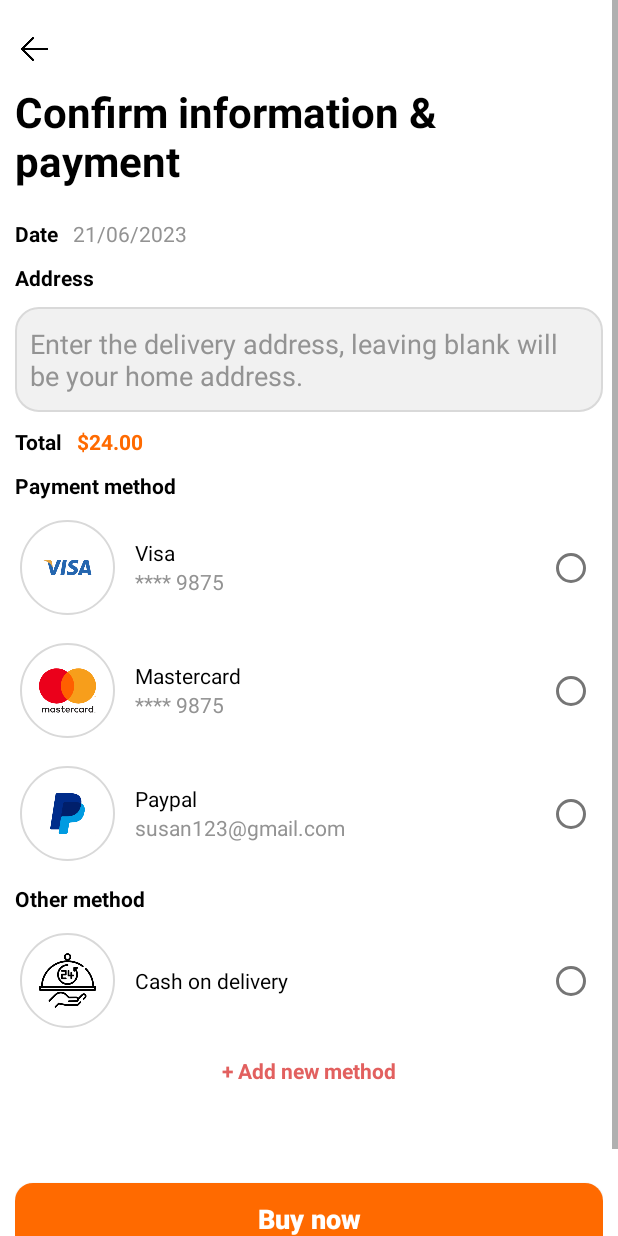
After one commit to minhman293/Food_Ordering_Spoon, an Android app: the PaymentActivity screen opened directly, with no data from a screen before it, on a phone screen of 412 x 824 dp. The commit adds this screen. Run offline under Robolectric (Android 15) with nearby library versions, the phone set to English and light mode, and no system bars.

Commit message:
create new branch fix payment radio button

```diff
--- /dev/null
+++ b/app/src/main/java/com/man293/food_ordering_spoon/activities/PaymentActivity.java
@@ -0,0 +1,16 @@
+package com.man293.food_ordering_spoon.activities;
+
+import androidx.appcompat.app.AppCompatActivity;
+
+import android.os.Bundle;
+
+import com.man293.food_ordering_spoon.R;
+
+public class PaymentActivity extends AppCompatActivity {
+
+    @Override
+    protected void onCreate(Bundle savedInstanceState) {
+        super.onCreate(savedInstanceState);
+        setContentView(R.layout.activity_payment);
+    }
+}
--- a/app/src/main/java/com/man293/food_ordering_spoon/fragments/CartFragment.java
+++ b/app/src/main/java/com/man293/food_ordering_spoon/fragments/CartFragment.java
@@ -1,5 +1,6 @@
 package com.man293.food_ordering_spoon.fragments;
 
+import android.content.Intent;
 import android.os.Bundle;
 
 import androidx.appcompat.widget.AppCompatButton;
@@ -14,6 +15,7 @@ import android.widget.ImageButton;
 
 import com.google.android.material.bottomsheet.BottomSheetDialog;
 import com.man293.food_ordering_spoon.R;
+import com.man293.food_ordering_spoon.activities.PaymentActivity;
 
 public class CartFragment extends Fragment {
     public CartFragment() { }
@@ -26,6 +28,13 @@ public class CartFragment extends Fragment {
         deleteButton.setOnClickListener(v -> {
            showDialog();
         });
+
+
+        AppCompatButton cartCheckoutBtn = view.findViewById(R.id.cartCheckoutBtn);
+        cartCheckoutBtn.setOnClickListener(v -> {
+            startActivity(new Intent(getContext(), PaymentActivity.class));
+        });
+
 
         return view;
     }
--- a/app/src/main/res/drawable/background_gray_round.xml
+++ b/app/src/main/res/drawable/background_gray_round.xml
@@ -2,5 +2,5 @@
 <shape android:shape="rectangle" xmlns:android="http://schemas.android.com/apk/res/android">
     <solid android:color="@color/whitegray"/>
     <stroke android:width="1dp" android:color="@color/lightgray"/>
-    <corners android:radius="20dp"/>
+    <corners android:radius="15dp"/>
 </shape>
--- a/app/src/main/res/drawable/background_orange_rounded.xml
+++ /dev/null
@@ -1,5 +0,0 @@
-<?xml version="1.0" encoding="utf-8"?>
-<shape android:shape="rectangle" xmlns:android="http://schemas.android.com/apk/res/android">
-    <solid android:color="@color/orange" />
-    <corners android:radius="1000dp"/>
-</shape>
--- /dev/null
+++ b/app/src/main/res/drawable/custom_radio_button.xml
@@ -0,0 +1,26 @@
+<?xml version="1.0" encoding="utf-8"?>
+<selector xmlns:android="http://schemas.android.com/apk/res/android">
+    <item android:state_checked="true">
+        <layer-list xmlns:android="http://schemas.android.com/apk/res/android" >
+            <item>
+                <shape android:shape="rectangle" >
+                    <padding android:top="7dp" android:bottom="7dp" android:left="7dp" android:right="7dp"/>
+                    <solid android:color="@color/orange" />
+                    <corners android:radius="1000dp"/>
+                </shape>
+            </item>
+            <item>
+                <shape android:shape="oval" >
+                    <solid android:color="@color/white" />
+                </shape>
+            </item>
+        </layer-list>
+    </item>
+    <item android:state_checked="false">
+        <shape android:shape="oval" xmlns:android="http://schemas.android.com/apk/res/android">
+            <stroke android:width="1dp" android:color="@color/lightgray"/>
+            <corners android:radius="1000dp"/>
+            <solid android:color="@color/white"/>
+        </shape>
+    </item>
+</selector>
--- /dev/null
+++ b/app/src/main/res/layout/activity_payment.xml
@@ -0,0 +1,264 @@
+<?xml version="1.0" encoding="utf-8"?>
+<androidx.constraintlayout.widget.ConstraintLayout xmlns:android="http://schemas.android.com/apk/res/android"
+    xmlns:app="http://schemas.android.com/apk/res-auto"
+    xmlns:tools="http://schemas.android.com/tools"
+    android:layout_width="match_parent"
+    android:layout_height="match_parent"
+    tools:context=".activities.PaymentActivity">
+    <ScrollView
+        android:layout_width="match_parent"
+        android:layout_height="match_parent"
+        >
+        <LinearLayout
+            android:layout_width="match_parent"
+            android:layout_height="match_parent"
+            android:orientation="vertical"
+            android:layout_margin="@dimen/pad"
+            >
+            <ImageButton
+                android:layout_width="45dp"
+                android:layout_height="45dp"
+                android:paddingTop="10dp"
+                android:paddingRight="10dp"
+                android:paddingBottom="10dp"
+                android:src="@drawable/back_black"
+                android:scaleType="fitStart"
+                android:background="@color/white"
+                />
+
+            <TextView
+                android:layout_width="wrap_content"
+                android:layout_height="wrap_content"
+                android:text="Confirm information &amp; payment"
+                style="@style/heading"
+                android:layout_marginBottom="20dp"
+                />
+            <LinearLayout
+                android:layout_width="wrap_content"
+                android:layout_height="wrap_content"
+                android:orientation="horizontal"
+                android:layout_marginBottom="10dp"
+                >
+                <TextView
+                    android:text="Date"
+                    style="@style/small_heading"
+                    />
+                <TextView
+                    android:layout_width="wrap_content"
+                    android:layout_height="wrap_content"
+                    android:layout_marginStart="@dimen/pad"
+                    android:text="21/06/2023"
+                    />
+            </LinearLayout>
+            <TextView
+                android:text="Address"
+                style="@style/small_heading"
+                android:layout_marginBottom="10dp"
+                />
+
+            <EditText
+                android:layout_width="match_parent"
+                android:layout_height="wrap_content"
+                android:minHeight="70dp"
+                android:gravity="top"
+                android:text="@string/address"
+                android:background="@drawable/background_gray_round"
+                android:textColor="@color/gray"
+                android:paddingHorizontal="10dp"
+                android:paddingVertical="12dp"
+                android:layout_marginBottom="10dp"
+                />
+
+            <LinearLayout
+                android:layout_width="wrap_content"
+                android:layout_height="wrap_content"
+                android:orientation="horizontal"
+                android:layout_marginBottom="10dp"
+                >
+                <TextView
+                    android:text="Total"
+                    style="@style/small_heading"
+                    />
+                <TextView
+                    android:layout_marginStart="@dimen/pad"
+                    android:text="$24.00"
+                    style="@style/small_heading"
+                    android:textColor="@color/orange"
+                    />
+            </LinearLayout>
+            <TextView
+                android:text="Payment method"
+                style="@style/small_heading"
+                android:layout_marginBottom="10dp"
+                />
+            <RadioGroup
+                android:layout_width="match_parent"
+                android:layout_height="wrap_content"
+                android:paddingRight="@dimen/pad"
+                >
+                <LinearLayout
+                    android:layout_width="match_parent"
+                    android:layout_height="match_parent"
+                    android:orientation="horizontal"
+                    android:layout_marginBottom="12dp"
+                    >
+                    <com.google.android.material.imageview.ShapeableImageView
+                        android:src="@drawable/visa_logo"
+                        style="@style/payment_logo"
+                        app:shapeAppearanceOverlay="@style/image_rounded"
+                        />
+                    <LinearLayout
+                        android:layout_width="wrap_content"
+                        android:layout_height="wrap_content"
+                        android:layout_weight="1"
+                        android:orientation="vertical"
+                        android:layout_gravity="center_vertical"
+                        android:layout_marginHorizontal="@dimen/pad"
+                        >
+                        <TextView
+                            android:layout_width="wrap_content"
+                            android:layout_height="wrap_content"
+                            android:text="Visa"
+                            android:textColor="@color/black"
+                            />
+                        <TextView
+                            android:layout_width="wrap_content"
+                            android:layout_height="wrap_content"
+                            android:text="**** 9875"
+                            />
+                    </LinearLayout>
+                    <RadioButton
+                        android:id="@+id/visaRadioButton"
+                        style="@style/custom_radio_button"
+                        android:name="paymentMethod"
+                        />
+                </LinearLayout>
+                <LinearLayout
+                    android:layout_width="match_parent"
+                    android:layout_height="match_parent"
+                    android:orientation="horizontal"
+                    android:layout_marginBottom="12dp"
+                    >
+                    <com.google.android.material.imageview.ShapeableImageView
+                        android:src="@drawable/mastercard_logo"
+                        style="@style/payment_logo"
+                        app:shapeAppearanceOverlay="@style/image_rounded"
+                        />
+                    <LinearLayout
+                        android:layout_width="wrap_content"
+                        android:layout_height="wrap_content"
+                        android:layout_weight="1"
+                        android:orientation="vertical"
+                        android:layout_gravity="center_vertical"
+                        android:layout_marginHorizontal="@dimen/pad"
+                        >
+                        <TextView
+                            android:layout_width="wrap_content"
+                            android:layout_height="wrap_content"
+                            android:text="Mastercard"
+                            android:textColor="@color/black"
+                            />
+                        <TextView
+                            android:layout_width="wrap_content"
+                            android:layout_height="wrap_content"
+                            android:text="**** 9875"
+                            />
+                    </LinearLayout>
+                    <RadioButton
+                        android:id="@+id/mastercardRadioButton"
+                        style="@style/custom_radio_button"
+                        android:name="paymentMethod"
+                        />
+                </LinearLayout>
+                <LinearLayout
+                    android:layout_width="match_parent"
+                    android:layout_height="match_parent"
+                    android:orientation="horizontal"
+                    android:layout_marginBottom="12dp"
+                    >
+                    <com.google.android.material.imageview.ShapeableImageView
+                        android:src="@drawable/paypal_logo"
+                        style="@style/payment_logo"
+                        app:shapeAppearanceOverlay="@style/image_rounded"
+                        />
+                    <LinearLayout
+                        android:layout_width="wrap_content"
+                        android:layout_height="wrap_content"
+                        android:layout_weight="1"
+                        android:orientation="vertical"
+                        android:layout_gravity="center_vertical"
+                        android:layout_marginHorizontal="@dimen/pad"
+                        >
+                        <TextView
+                            android:layout_width="wrap_content"
+                            android:layout_height="wrap_content"
+                            android:text="Paypal"
+                            android:textColor="@color/black"
+                            />
+                        <TextView
+                            android:layout_width="wrap_content"
+                            android:layout_height="wrap_content"
+                            android:text="susan123@gmail.com"
+                            />
+                    </LinearLayout>
+                    <RadioButton
+                        android:id="@+id/paypalRadioButton"
+                        style="@style/custom_radio_button"
+                        android:name="paymentMethod"
+                        />
+                </LinearLayout>
+                <TextView
+                    android:text="Other method"
+                    style="@style/small_heading"
+                    android:layout_marginBottom="10dp"
+                    />
+                <LinearLayout
+                    android:layout_width="match_parent"
+                    android:layout_height="match_parent"
+                    android:orientation="horizontal"
+                    >
+                    <com.google.android.material.imageview.ShapeableImageView
+                        android:src="@drawable/delivery_iconpng"
+                        style="@style/payment_logo"
+                        app:shapeAppearanceOverlay="@style/image_rounded"
+                        />
+                    <LinearLayout
+                        android:layout_width="wrap_content"
+                        android:layout_height="wrap_content"
+                        android:layout_weight="1"
+                        android:orientation="vertical"
+                        android:layout_gravity="center_vertical"
+                        android:layout_marginHorizontal="@dimen/pad"
+                        >
+                        <TextView
+                            android:layout_width="wrap_content"
+                            android:layout_height="wrap_content"
+                            android:text="Cash on delivery"
+                            android:textColor="@color/black"
+                            />
+                    </LinearLayout>
+                    <RadioButton
+                        android:id="@+id/deliveryRadioButton"
+                        style="@style/custom_radio_button"
+                        android:name="paymentMethod"
+                        />
+                </LinearLayout>
+            </RadioGroup>
+            <TextView
+                android:layout_width="match_parent"
+                android:layout_height="wrap_content"
+                android:text="+ Add new method"
+                android:textStyle="bold"
+                android:textColor="@color/redpink"
+                android:gravity="center"
+                android:padding="15dp"
+                />
+            <androidx.appcompat.widget.AppCompatButton
+                android:text="Buy now"
+                style="@style/button"
+                android:background="@drawable/background_orange_round"
+                android:layout_marginVertical="50dp"
+                />
+        </LinearLayout>
+    </ScrollView>
+</androidx.constraintlayout.widget.ConstraintLayout>
--- a/app/src/main/res/layout/dialog_confirm.xml
+++ b/app/src/main/res/layout/dialog_confirm.xml
@@ -20,7 +20,7 @@
             android:layout_width="wrap_content"
             android:layout_height="wrap_content"
             android:layout_gravity="center_horizontal"
-            android:background="@drawable/background_orange_rounded"
+            android:background="@drawable/custom_radio_button"
             android:padding="20dp"
             >
             <com.google.android.material.imageview.ShapeableImageView
--- a/app/src/main/res/layout/fragment_cart.xml
+++ b/app/src/main/res/layout/fragment_cart.xml
@@ -38,9 +38,7 @@
                android:layout_height="wrap_content"
                android:text="My cart"
                android:layout_marginBottom="@dimen/pad"
-               android:textColor="@color/black"
-               android:textSize="30dp"
-               android:textStyle="bold"
+               style="@style/heading"
                android:layout_gravity="center"
                android:gravity="center"
                />
@@ -73,13 +71,14 @@
                            android:layout_marginLeft="10dp"
                            android:layout_marginRight="20dp"
                            >
+
                            <com.google.android.material.imageview.ShapeableImageView
                                android:layout_width="90dp"
                                android:layout_height="90dp"
+                               android:scaleType="centerCrop"
                                android:src="@drawable/product_1"
-                               android:scaleType="centerCrop"
-                               app:shapeAppearanceOverlay="@style/image_rounded"
-                               />
+                               app:shapeAppearanceOverlay="@style/image_rounded" />
+
                            <TextView
                                android:layout_width="wrap_content"
                                android:layout_height="wrap_content"
@@ -441,6 +440,7 @@
                    />
            </LinearLayout>
            <androidx.appcompat.widget.AppCompatButton
+               android:id="@+id/cartCheckoutBtn"
                android:text="Checkout"
                style="@style/button"
                android:background="@drawable/background_orange_round"
--- a/app/src/main/res/values/dimens.xml
+++ b/app/src/main/res/values/dimens.xml
@@ -4,5 +4,6 @@
     <dimen name="heightOfLogo">90dp</dimen>
     <dimen name="pad">10dp</dimen>
     <dimen name="text_small">12.5sp</dimen>
-    <dimen name="text_large">18dp</dimen>
+    <dimen name="text_large">18sp</dimen>
+    <dimen name="text_xl">28sp</dimen>
 </resources>
--- a/app/src/main/res/values/strings.xml
+++ b/app/src/main/res/values/strings.xml
@@ -1,3 +1,4 @@
 <resources>
     <string name="app_name">Spoon</string>
+    <string name="address">Enter the delivery address, leaving blank will be your home address.</string>
 </resources>
--- a/app/src/main/res/values/styles.xml
+++ b/app/src/main/res/values/styles.xml
@@ -1,5 +1,5 @@
 <?xml version="1.0" encoding="utf-8"?>
-<resources>
+<resources xmlns:app="http://schemas.android.com/apk/res-auto">
     <style name="icon_button">
         <item name="android:layout_width">50dp</item>
         <item name="android:layout_height">50dp</item>
@@ -44,4 +44,35 @@
         <item name="android:colorBackground">@color/lightgray_75</item>
     </style>
 
+    <style name="heading">
+        <item name="android:textColor">@color/black</item>
+        <item name="android:textSize">@dimen/text_xl</item>
+        <item name="android:textStyle">bold</item>
+    </style>
+
+    <style name="small_heading">
+        <item name="android:layout_width">wrap_content</item>
+        <item name="android:layout_height">wrap_content</item>
+        <item name="android:textColor">@color/black</item>
+        <item name="android:textStyle">bold</item>
+    </style>
+
+    <style name="payment_logo">
+        <item name="android:layout_width">70dp</item>
+        <item name="android:layout_height">70dp</item>
+        <item name="contentPadding">12dp</item>
+        <item name="strokeWidth">1dp</item>
+        <item name="strokeColor">@color/lightgray</item>
+        <item name="android:scaleType">fitCenter</item>
+        <item name="android:padding">4dp</item>
+    </style>
+
+    <style name="custom_radio_button">
+        <item name="android:layout_width">27dp</item>
+        <item name="android:layout_height">27dp</item>
+        <item name="android:layout_gravity">center_vertical</item>
+<!--        <item name="android:button">@android:color/transparent</item>-->
+<!--        <item name="android:background">@drawable/custom_radio_button</item>-->
+    </style>
+
 </resources>
```
Also changed, not shown: app/src/main/AndroidManifest.xml (+6 -3 lines).
